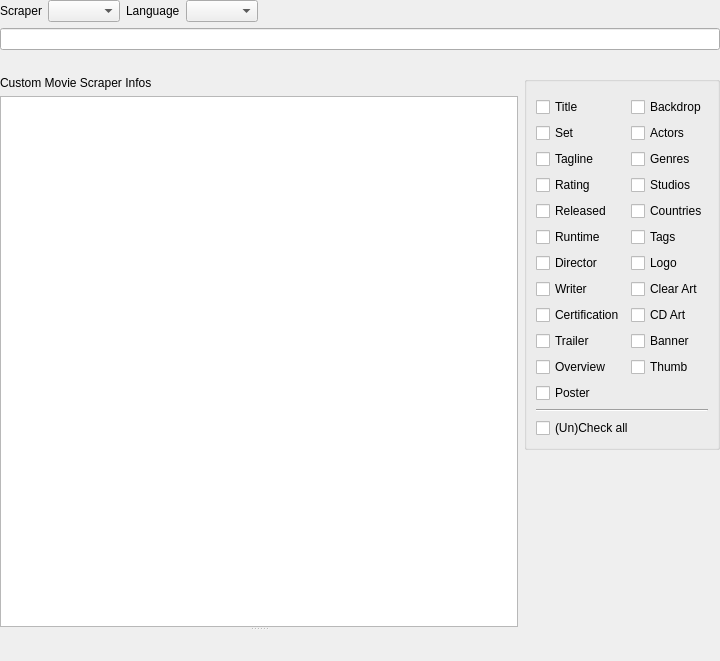
Before: the Qt Designer form src/ui/movies/MovieSearchWidget.ui in Komet/MediaElch, drawn with Qt 5.
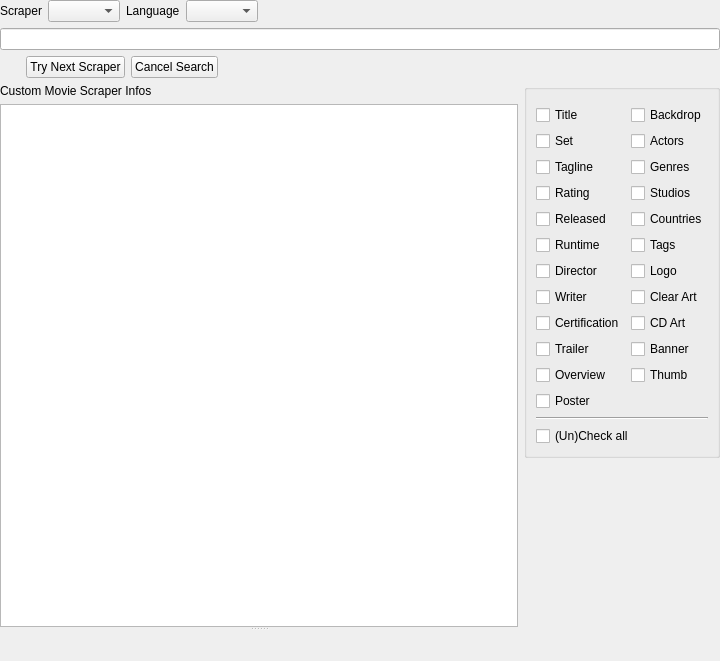
After: the same form once the commit is applied. Custom widgets are drawn as their Qt base class.

```diff
--- a/src/ui/movies/MovieSearchWidget.ui
+++ b/src/ui/movies/MovieSearchWidget.ui
@@ -91,6 +91,39 @@
        </property>
       </widget>
      </item>
+     <item>
+      <widget class="QPushButton" name="btnTryNextScraper">
+       <property name="text">
+        <string>Try Next Scraper</string>
+       </property>
+       <property name="autoDefault">
+        <bool>false</bool>
+       </property>
+      </widget>
+     </item>
+     <item>
+      <widget class="QPushButton" name="btnCancelSearch">
+       <property name="text">
+        <string>Cancel Search</string>
+       </property>
+       <property name="autoDefault">
+        <bool>false</bool>
+       </property>
+      </widget>
+     </item>
+     <item>
+      <spacer name="horizontalSpacer_3">
+       <property name="orientation">
+        <enum>Qt::Horizontal</enum>
+       </property>
+       <property name="sizeHint" stdset="0">
+        <size>
+         <width>40</width>
+         <height>20</height>
+        </size>
+       </property>
+      </spacer>
+     </item>
     </layout>
    </item>
    <item>
```
